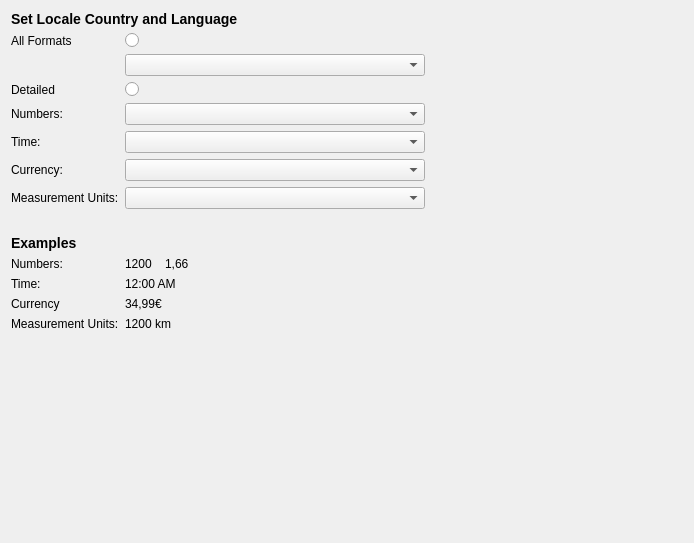
The window that kcms/formats/kcmformatswidget.ui (KDE/plasma-desktop) describes before a commit, drawn with Qt 5.
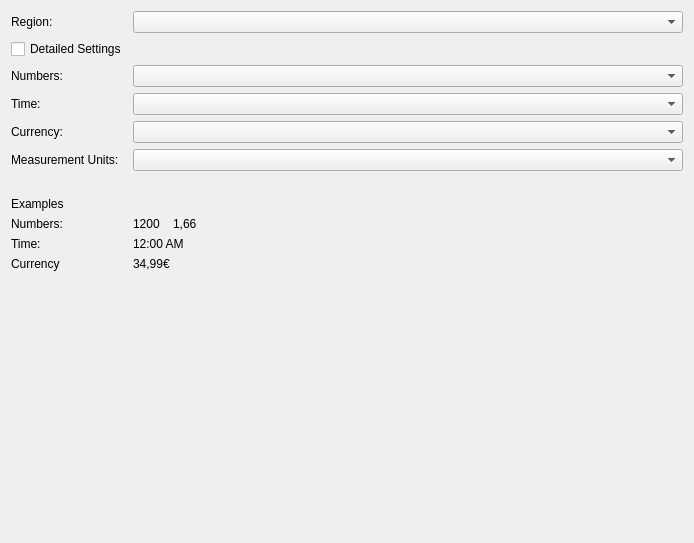
The same window after the commit.

Commit message:
All-over polish of Formats KCM
- Enabled and disable detailed settings using a checkbox
- Make sure the examples are updated
- Make sure that the script only writes the values needed, and leaves
  the environment as untouched as possible otherwise
- Add a note about auto-generation in the resulting script
- Clean up unnecessary labels in the ui

Patch:
```diff
--- a/kcms/formats/kcmformatswidget.ui
+++ b/kcms/formats/kcmformatswidget.ui
@@ -12,16 +12,6 @@
    </rect>
   </property>
   <layout class="QVBoxLayout" name="verticalLayout">
-   <item>
-    <widget class="QLabel" name="label_2">
-     <property name="text">
-      <string>&lt;h3&gt;Set Locale Country and Language&lt;/h3&gt;</string>
-     </property>
-     <property name="margin">
-      <number>6</number>
-     </property>
-    </widget>
-   </item>
    <item>
     <layout class="QFormLayout" name="formLayout">
      <property name="fieldGrowthPolicy">
@@ -34,9 +24,9 @@
       <number>6</number>
      </property>
      <item row="0" column="0">
-      <widget class="QLabel" name="label_8">
+      <widget class="QLabel" name="label_10">
        <property name="text">
-        <string>All Formats</string>
+        <string>Region:</string>
        </property>
        <property name="alignment">
         <set>Qt::AlignLeading|Qt::AlignLeft|Qt::AlignVCenter</set>
@@ -44,14 +34,13 @@
       </widget>
      </item>
      <item row="0" column="1">
-      <widget class="QRadioButton" name="radioAll">
-       <property name="text">
-        <string/>
-       </property>
-      </widget>
-     </item>
-     <item row="1" column="1">
       <widget class="QComboBox" name="comboGlobal">
+       <property name="sizePolicy">
+        <sizepolicy hsizetype="Expanding" vsizetype="Fixed">
+         <horstretch>0</horstretch>
+         <verstretch>0</verstretch>
+        </sizepolicy>
+       </property>
        <property name="minimumSize">
         <size>
          <width>300</width>
@@ -60,10 +49,17 @@
        </property>
       </widget>
      </item>
+     <item row="1" column="0">
+      <widget class="QCheckBox" name="checkDetailed">
+       <property name="text">
+        <string>Detailed Settings</string>
+       </property>
+      </widget>
+     </item>
      <item row="2" column="0">
-      <widget class="QLabel" name="label_7">
+      <widget class="QLabel" name="labelNumbers">
        <property name="text">
-        <string>Detailed</string>
+        <string>Numbers:</string>
        </property>
        <property name="alignment">
         <set>Qt::AlignLeading|Qt::AlignLeft|Qt::AlignVCenter</set>
@@ -71,14 +67,13 @@
       </widget>
      </item>
      <item row="2" column="1">
-      <widget class="QRadioButton" name="radioDetailed">
-       <property name="text">
-        <string/>
-       </property>
-      </widget>
-     </item>
-     <item row="3" column="1">
       <widget class="QComboBox" name="comboNumbers">
+       <property name="sizePolicy">
+        <sizepolicy hsizetype="Expanding" vsizetype="Fixed">
+         <horstretch>0</horstretch>
+         <verstretch>0</verstretch>
+        </sizepolicy>
+       </property>
        <property name="minimumSize">
         <size>
          <width>300</width>
@@ -87,8 +82,24 @@
        </property>
       </widget>
      </item>
-     <item row="4" column="1">
+     <item row="3" column="0">
+      <widget class="QLabel" name="labelTime">
+       <property name="text">
+        <string>Time:</string>
+       </property>
+       <property name="alignment">
+        <set>Qt::AlignLeading|Qt::AlignLeft|Qt::AlignVCenter</set>
+       </property>
+      </widget>
+     </item>
+     <item row="3" column="1">
       <widget class="QComboBox" name="comboTime">
+       <property name="sizePolicy">
+        <sizepolicy hsizetype="Expanding" vsizetype="Fixed">
+         <horstretch>0</horstretch>
+         <verstretch>0</verstretch>
+        </sizepolicy>
+       </property>
        <property name="minimumSize">
         <size>
          <width>300</width>
@@ -97,8 +108,24 @@
        </property>
       </widget>
      </item>
-     <item row="5" column="1">
+     <item row="4" column="0">
+      <widget class="QLabel" name="labelCurrency">
+       <property name="text">
+        <string>Currency:</string>
+       </property>
+       <property name="alignment">
+        <set>Qt::AlignLeading|Qt::AlignLeft|Qt::AlignVCenter</set>
+       </property>
+      </widget>
+     </item>
+     <item row="4" column="1">
       <widget class="QComboBox" name="comboCurrency">
+       <property name="sizePolicy">
+        <sizepolicy hsizetype="Expanding" vsizetype="Fixed">
+         <horstretch>0</horstretch>
+         <verstretch>0</verstretch>
+        </sizepolicy>
+       </property>
        <property name="minimumSize">
         <size>
          <width>300</width>
@@ -107,7 +134,33 @@
        </property>
       </widget>
      </item>
-     <item row="7" column="0">
+     <item row="5" column="0">
+      <widget class="QLabel" name="labelMeasurement">
+       <property name="text">
+        <string>Measurement Units:</string>
+       </property>
+       <property name="alignment">
+        <set>Qt::AlignLeading|Qt::AlignLeft|Qt::AlignVCenter</set>
+       </property>
+      </widget>
+     </item>
+     <item row="5" column="1">
+      <widget class="QComboBox" name="comboMeasurement">
+       <property name="sizePolicy">
+        <sizepolicy hsizetype="Expanding" vsizetype="Fixed">
+         <horstretch>0</horstretch>
+         <verstretch>0</verstretch>
+        </sizepolicy>
+       </property>
+       <property name="minimumSize">
+        <size>
+         <width>300</width>
+         <height>0</height>
+        </size>
+       </property>
+      </widget>
+     </item>
+     <item row="6" column="0">
       <widget class="QLabel" name="label_6">
        <property name="text">
         <string/>
@@ -117,18 +170,18 @@
        </property>
       </widget>
      </item>
-     <item row="8" column="0">
+     <item row="7" column="0">
       <widget class="QLabel" name="label_9">
        <property name="text">
-        <string>&lt;h3&gt;Examples&lt;/h3&gt;</string>
+        <string>Examples</string>
        </property>
        <property name="alignment">
         <set>Qt::AlignLeading|Qt::AlignLeft|Qt::AlignTop</set>
        </property>
       </widget>
      </item>
-     <item row="9" column="0">
-      <widget class="QLabel" name="label_12">
+     <item row="8" column="0">
+      <widget class="QLabel" name="lexNumbers">
        <property name="text">
         <string>Numbers:</string>
        </property>
@@ -137,7 +190,7 @@
        </property>
       </widget>
      </item>
-     <item row="9" column="1">
+     <item row="8" column="1">
       <widget class="QLabel" name="exampleNumbers">
        <property name="text">
         <string>1200    1,66</string>
@@ -147,8 +200,8 @@
        </property>
       </widget>
      </item>
-     <item row="10" column="0">
-      <widget class="QLabel" name="label_4">
+     <item row="9" column="0">
+      <widget class="QLabel" name="lexTime">
        <property name="text">
         <string>Time:</string>
        </property>
@@ -157,7 +210,7 @@
        </property>
       </widget>
      </item>
-     <item row="10" column="1">
+     <item row="9" column="1">
       <widget class="QLabel" name="exampleTime">
        <property name="text">
         <string>12:00 AM</string>
@@ -167,8 +220,8 @@
        </property>
       </widget>
      </item>
-     <item row="11" column="0">
-      <widget class="QLabel" name="label_10">
+     <item row="10" column="0">
+      <widget class="QLabel" name="lexCurrency">
        <property name="text">
         <string>Currency</string>
        </property>
@@ -177,7 +230,7 @@
        </property>
       </widget>
      </item>
-     <item row="11" column="1">
+     <item row="10" column="1">
       <widget class="QLabel" name="exampleCurrency">
        <property name="text">
         <string>34,99€</string>
@@ -187,73 +240,23 @@
        </property>
       </widget>
      </item>
-     <item row="12" column="0">
-      <widget class="QLabel" name="label_11">
-       <property name="text">
-        <string>Measurement Units:</string>
-       </property>
-       <property name="alignment">
-        <set>Qt::AlignLeading|Qt::AlignLeft|Qt::AlignTop</set>
-       </property>
-      </widget>
-     </item>
-     <item row="12" column="1">
+     <item row="11" column="1">
       <widget class="QLabel" name="exampleMeasurement">
        <property name="text">
-        <string>1200 km</string>
+        <string/>
        </property>
        <property name="alignment">
         <set>Qt::AlignLeading|Qt::AlignLeft|Qt::AlignTop</set>
        </property>
       </widget>
      </item>
-     <item row="3" column="0">
-      <widget class="QLabel" name="labelNumbers">
+     <item row="11" column="0">
+      <widget class="QLabel" name="lexMeasurement">
        <property name="text">
-        <string>Numbers:</string>
+        <string/>
        </property>
        <property name="alignment">
-        <set>Qt::AlignLeading|Qt::AlignLeft|Qt::AlignVCenter</set>
-       </property>
-      </widget>
-     </item>
-     <item row="4" column="0">
-      <widget class="QLabel" name="labelTime">
-       <property name="text">
-        <string>Time:</string>
-       </property>
-       <property name="alignment">
-        <set>Qt::AlignLeading|Qt::AlignLeft|Qt::AlignVCenter</set>
-       </property>
-      </widget>
-     </item>
-     <item row="5" column="0">
-      <widget class="QLabel" name="labelCurrency">
-       <property name="text">
-        <string>Currency:</string>
-       </property>
-       <property name="alignment">
-        <set>Qt::AlignLeading|Qt::AlignLeft|Qt::AlignVCenter</set>
-       </property>
-      </widget>
-     </item>
-     <item row="6" column="0">
-      <widget class="QLabel" name="labelMeasurements">
-       <property name="text">
-        <string>Measurement Units:</string>
-       </property>
-       <property name="alignment">
-        <set>Qt::AlignLeading|Qt::AlignLeft|Qt::AlignVCenter</set>
-       </property>
-      </widget>
-     </item>
-     <item row="6" column="1">
-      <widget class="QComboBox" name="comboMeasurement">
-       <property name="minimumSize">
-        <size>
-         <width>300</width>
-         <height>0</height>
-        </size>
+        <set>Qt::AlignLeading|Qt::AlignLeft|Qt::AlignTop</set>
        </property>
       </widget>
      </item>
```
Left out of the diff: 83 changed lines with no effect on the pictures. The commit also changes 1 other file.
